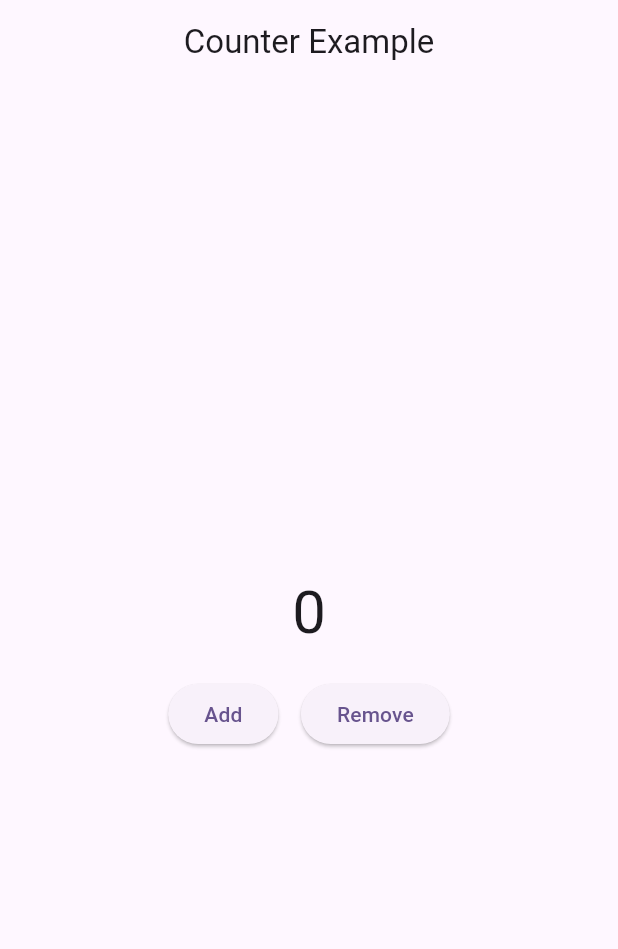
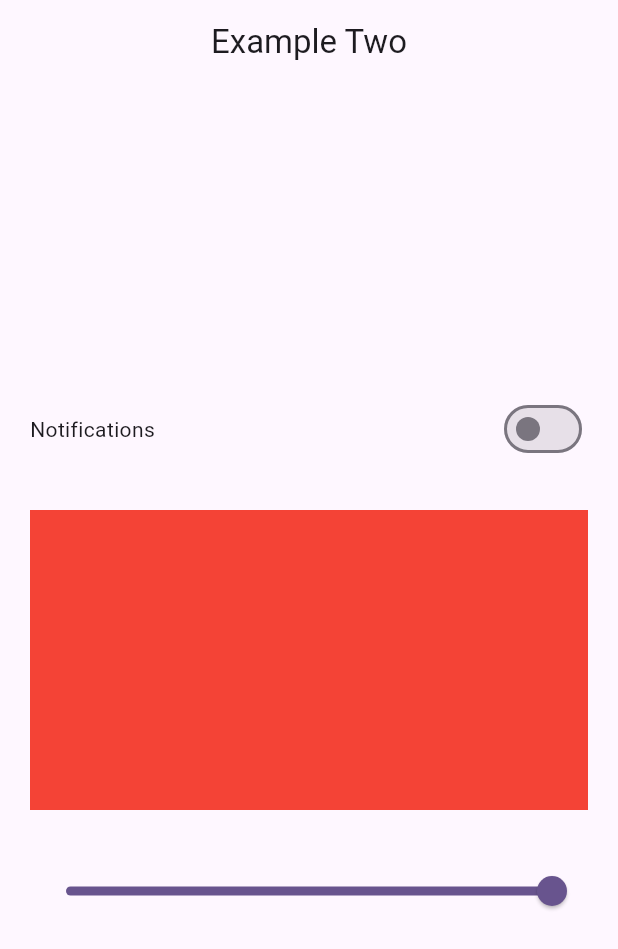
Before and after one commit to mallasmustafa/BlocStateManagment_practice_flutter, a Flutter app: the screen it shows after launch, on a phone screen of 412 x 824 dp. Shown: the top 949 px of the screen. Run offline on Flutter 3.47's test engine with Material 3 defaults, Android fonts, the phone set to English and light mode, and no system bars; our stand-ins replace bloc, equatable, flutter_bloc.

Commit message:
2 more examples add

```diff
--- /dev/null
+++ b/lib/bloc/switch/switch_bloc.dart
@@ -0,0 +1,19 @@
+import 'package:bloc/bloc.dart';
+import 'package:bloc_practice/bloc/switch/switch_state.dart';
+import 'package:equatable/equatable.dart';
+part 'switch_event.dart';
+
+class SwitchBloc extends Bloc<SwitchEvent, SwitchState> {
+  SwitchBloc() : super(SwitchState()) {
+    on<EnableOrDisableNotification>(_enableOrDisableNotification);
+    on<SliderEvent>(_slider);
+  }
+  void _enableOrDisableNotification(
+      EnableOrDisableNotification events, Emitter<SwitchState> emit) {
+    emit(state.copyWith(isSwitch: !state.isSwitch));
+  }
+
+  void _slider(SliderEvent event, Emitter<SwitchState> emit) {
+    emit(state.copyWith(slider: event.slider));
+  }
+}
--- /dev/null
+++ b/lib/bloc/switch/switch_event.dart
@@ -0,0 +1,18 @@
+part of 'switch_bloc.dart';
+
+abstract class SwitchEvent extends Equatable {
+  const SwitchEvent();
+
+  @override
+  List<Object> get props => [];
+}
+
+class EnableOrDisableNotification extends SwitchEvent {}
+
+class SliderEvent extends SwitchEvent {
+  double slider;
+  SliderEvent({required this.slider});
+
+    @override
+  List<Object> get props => [slider];
+}
--- /dev/null
+++ b/lib/bloc/switch/switch_state.dart
@@ -0,0 +1,17 @@
+import 'package:equatable/equatable.dart';
+
+class SwitchState extends Equatable {
+  bool isSwitch;
+  double slider;
+  SwitchState({this.isSwitch = false , this.slider=1.0});
+
+  SwitchState copyWith({bool? isSwitch, double? slider}) {
+    return SwitchState(
+      isSwitch: isSwitch ?? this.isSwitch,
+      slider: slider??this.slider
+    );
+  }
+
+  @override
+  List<Object> get props => [isSwitch, slider];
+}
--- a/lib/main.dart
+++ b/lib/main.dart
@@ -1,6 +1,6 @@
-
 import 'package:bloc_practice/bloc/counter/counter_bloc.dart';
-import 'package:bloc_practice/ui/counter_example.dart';
+import 'package:bloc_practice/bloc/switch/switch_bloc.dart';
+import 'package:bloc_practice/ui/switch_example/switch_example_screen.dart';
 import 'package:flutter/material.dart';
 import 'package:flutter_bloc/flutter_bloc.dart';
 
@@ -14,16 +14,22 @@ class MyApp extends StatelessWidget {
   // This widget is the root of your application.
   @override
   Widget build(BuildContext context) {
-    return BlocProvider(
+    return  MultiBlocProvider(
+        providers: [
+          BlocProvider(
             create: (context) => CounterBloc(),
+          ),
+          BlocProvider(
+            create: (context) => SwitchBloc(),
+          ),
+        ],
         child: MaterialApp(
           title: 'Flutter Demo',
           theme: ThemeData(
-
             colorScheme: ColorScheme.fromSeed(seedColor: Colors.deepPurple),
             useMaterial3: true,
           ),
-      home: const CounterExample(),
+          home: const SwitchExampleScreen(),
         ),
     );
   }
--- /dev/null
+++ b/lib/ui/switch_example/switch_example_screen.dart
@@ -0,0 +1,67 @@
+import 'package:bloc_practice/bloc/switch/switch_bloc.dart';
+import 'package:bloc_practice/bloc/switch/switch_state.dart';
+import 'package:flutter/material.dart';
+import 'package:flutter_bloc/flutter_bloc.dart';
+
+class SwitchExampleScreen extends StatelessWidget {
+  const SwitchExampleScreen({super.key});
+
+  @override
+  Widget build(BuildContext context) {
+    return Scaffold(
+      appBar: AppBar(
+        title: const Text("Example Two"),
+        centerTitle: true,
+      ),
+      body: Padding(
+        padding: const EdgeInsets.symmetric(horizontal: 20),
+        child: Column(
+          mainAxisAlignment: MainAxisAlignment.center,
+          crossAxisAlignment: CrossAxisAlignment.start,
+          children: [
+            Row(
+              mainAxisAlignment: MainAxisAlignment.spaceBetween,
+              children: [
+                const Text("Notifications"),
+                BlocBuilder<SwitchBloc, SwitchState>(
+                  buildWhen: (previous, current) => previous.isSwitch!=current.isSwitch,
+                  builder: (context, state) {
+                    return Switch(
+                        value: state.isSwitch,
+                        onChanged: (newValue) {
+                          context
+                              .read<SwitchBloc>()
+                              .add(EnableOrDisableNotification());
+                        });
+                  },
+                ),
+              ],
+            ),
+            const SizedBox(height: 30),
+            BlocBuilder<SwitchBloc, SwitchState>(
+            buildWhen: (previous, current) => previous.slider!=current.slider,
+              builder: (context, state) {
+                return Container(
+                  height: 200,
+                  color: Colors.red.withOpacity(state.slider),
+                );
+              },
+            ),
+            const SizedBox(height: 30),
+            BlocBuilder<SwitchBloc, SwitchState>(
+              builder: (context, state) {
+                return Slider(
+                    value: state.slider,
+                    onChanged: (value) {
+                      context
+                          .read<SwitchBloc>()
+                          .add(SliderEvent(slider: value));
+                    });
+              },
+            ),
+          ],
+        ),
+      ),
+    );
+  }
+}
```
Also changed, not shown: lib/ui/counter/counter_example.dart (renamed from lib/ui/counter_example.dart). Lines whose indentation alone changed are shown as unchanged.
